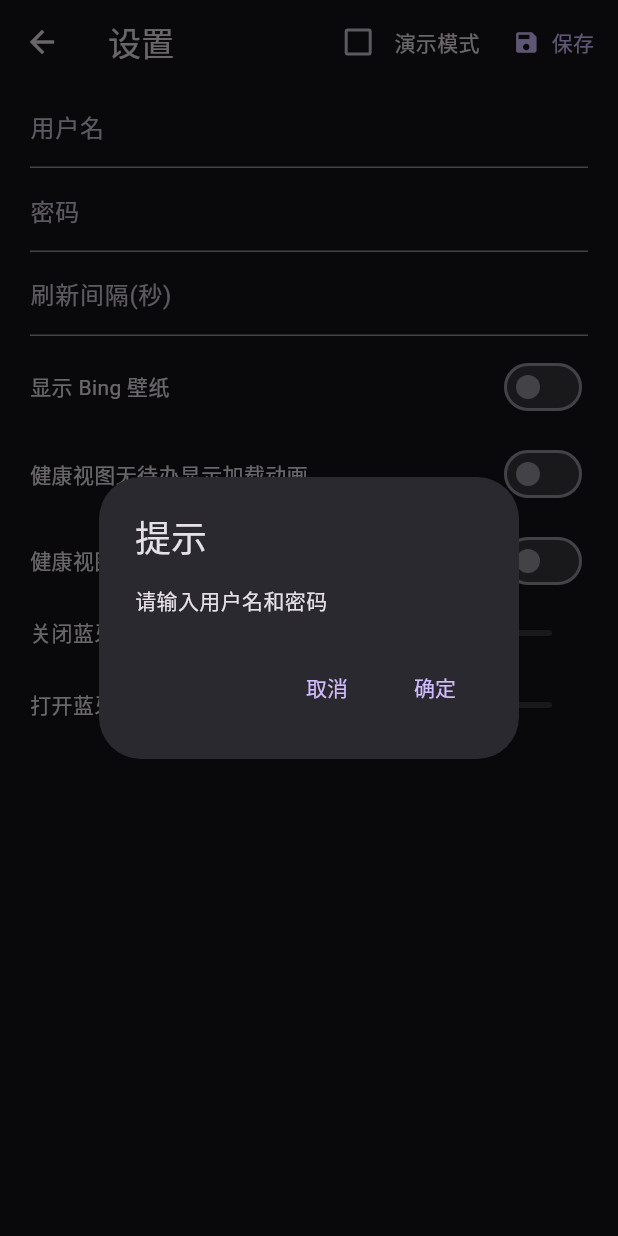
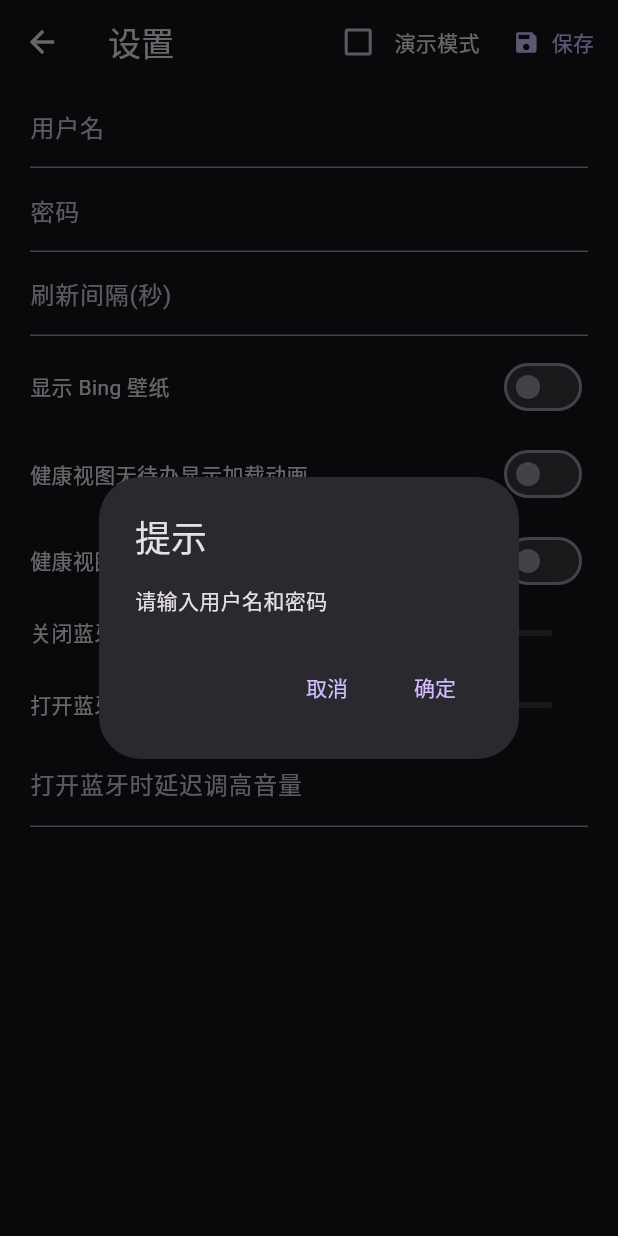
Before and after one commit to corkine/screenMe, a Flutter app: the SettingView screen opened directly, after a tap on "保存", on a phone screen of 412 x 824 dp. Run offline on Flutter 3.47's test engine with Material 3 defaults, Android fonts, the phone set to English and light mode, and no system bars; our stand-ins replace cached_network_image, flutter_animate, flutter_blue_plus, freezed_annotation, hooks_riverpod, lottie and 3 more; missing offline and left inert: flutter_volume_controller, window_manager; accounts and stored records are empty; statements that could not run were skipped.

Commit message:
打开蓝牙时调高音量允许延迟

```diff
--- a/lib/dashboard.dart
+++ b/lib/dashboard.dart
@@ -1,6 +1,9 @@
+import 'dart:io';
+
 import 'package:cached_network_image/cached_network_image.dart';
 import 'package:flutter/foundation.dart';
 import 'package:flutter/material.dart';
+import 'package:flutter/services.dart';
 import 'package:flutter_animate/flutter_animate.dart';
 import 'package:hooks_riverpod/hooks_riverpod.dart';
 import 'package:lottie/lottie.dart';
@@ -31,6 +34,9 @@ class _DashboardViewState extends ConsumerState<DashboardView>
   @override
   void initState() {
     super.initState();
+    if (Platform.isAndroid) {
+      SystemChrome.setEnabledSystemUIMode(SystemUiMode.manual, overlays: []);
+    }
     controller =
         AnimationController(vsync: this, duration: const Duration(seconds: 5));
   }
--- a/lib/setting.dart
+++ b/lib/setting.dart
@@ -13,6 +13,7 @@ class SettingView extends ConsumerStatefulWidget {
 
 class _SettingViewState extends ConsumerState<SettingView> {
   final username = TextEditingController();
+  final delay = TextEditingController();
   final password = TextEditingController();
   final fetchDuration = TextEditingController();
   var normalVoice = 0.0;
@@ -42,6 +43,7 @@ class _SettingViewState extends ConsumerState<SettingView> {
       speakerVoice = c.volumeOpenBluetooth;
       showAnimation = c.showLoadingAnimationIfNoTodo;
       showWarning = c.showFatWarningAfter17IfLazy;
+      delay.text = c.maxVolDelaySeconds.toInt().toString();
       setState(() {});
     });
   }
@@ -147,12 +149,24 @@ class _SettingViewState extends ConsumerState<SettingView> {
                         value: speakerVoice,
                         min: 0,
                         max: 1)
-                  ])
+                  ]),
+                  TextField(
+                      controller: delay,
+                      decoration: const InputDecoration(
+                          suffixText: "秒",
+                          border: UnderlineInputBorder(),
+                          labelText: "打开蓝牙时延迟调高音量")),
+                  const SizedBox(height: 10),
                 ]))));
   }
 
   void handleLogin() async {
     final d = int.tryParse(fetchDuration.text);
+    final delaySeconds = double.tryParse(delay.text) ?? 0.0;
+    if (delaySeconds < 0 || delaySeconds > 20) {
+      await showSimpleMessage(context, content: "延迟时间必须在 0-20 之间");
+      return;
+    }
     if (username.text.isNotEmpty &&
         password.text.isNotEmpty &&
         fetchDuration.text.isNotEmpty &&
@@ -163,7 +177,8 @@ class _SettingViewState extends ConsumerState<SettingView> {
           minVol: normalVoice,
           maxVol: speakerVoice,
           useAnimalInHealthViewWhenNoTodo: showAnimation,
-          showWortoutWarning: showWarning);
+          showWortoutWarning: showWarning,
+          delay: delaySeconds);
       await showSimpleMessage(context, content: "设置已更新", useSnackBar: true);
       Navigator.of(context).pop();
     } else {
--- a/lib/version.dart
+++ b/lib/version.dart
@@ -4,5 +4,6 @@ const logs = [
   "2024年1月23日 增加了演示模式，集成 Github Action。",
   "2024年1月25日 增加了拖拽更改表面的功能，增加了蓝牙开关显示、音量调节功能，增加过渡动画。",
   "2024年1月26日 增加了快递追踪。",
-  "2024年2月6日 在没有 TODO 时健身视图显示加载动画：小鹿和幽灵，晚上未完成健身任务显示警告。"
+  "2024年2月6日 在没有 TODO 时健身视图显示加载动画：小鹿和幽灵，晚上未完成健身任务显示警告。",
+  "2024年4月1日 增加了打开蓝牙时调高音量延迟功能。"
 ];
```
Also changed, not shown: lib/api/common.dart (+5 -2 lines), lib/blue.dart (+10 -3 lines), lib/api/common.freezed.dart, lib/api/common.g.dart, lib/api/dash.freezed.dart, pubspec.lock.
